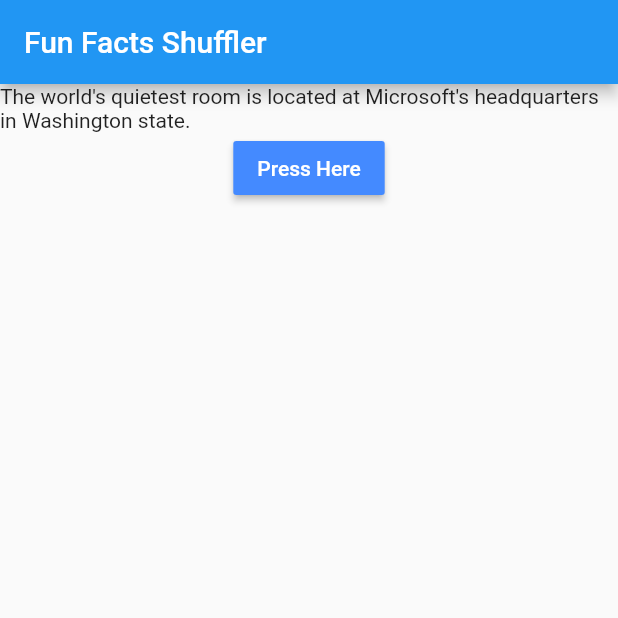
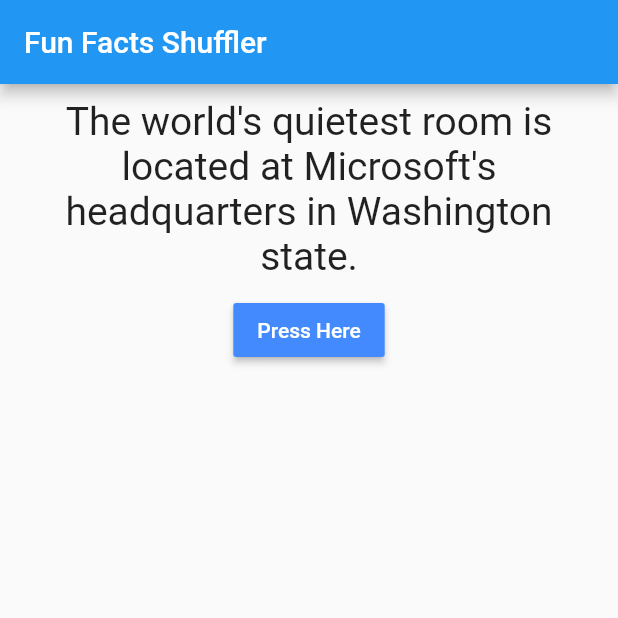
Before and after one commit to shahgauravraj/flutter_assignment, a Flutter app: the screen it shows after launch, on a phone screen of 412 x 824 dp, the top half of it. Run offline on Flutter 3.47's test engine with Material 2 defaults, Android fonts, the phone set to English and light mode, and no system bars.

Commit message:
built a widget for displaying different texts

```diff
--- a/lib/texts.dart
+++ b/lib/texts.dart
@@ -1,13 +1,20 @@
 import 'package:flutter/material.dart';
 
-
-class  Texts extends StatelessWidget {
+class Texts extends StatelessWidget {
   final String variableTexts;
 
   Texts(this.variableTexts);
 
   @override
   Widget build(BuildContext context) {
-    return Text(variableTexts);
+    return Container(
+      width: double.infinity,
+      margin: EdgeInsets.all(10),
+      child: Text(
+        variableTexts,
+        style: TextStyle(fontSize: 26),
+        textAlign: TextAlign.center,
+      ),
+    );
   }
 }
```
